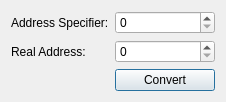
This is XDBF/addressconverter.ui in hetelek/XDBF-Manager as Qt 5 draws it before an edit. The edited form follows.
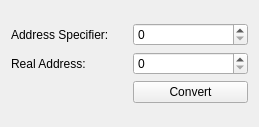
This is the edited form. Icons and pictures are not drawn.

The edit to the form file:
```diff
--- a/XDBF/addressconverter.ui
+++ b/XDBF/addressconverter.ui
@@ -6,8 +6,8 @@
    <rect>
     <x>0</x>
     <y>0</y>
-    <width>226</width>
-    <height>96</height>
+    <width>259</width>
+    <height>127</height>
    </rect>
   </property>
   <property name="windowTitle">
@@ -71,6 +71,9 @@
         <iconset resource="images.qrc">
          <normaloff>:/images/convert.png</normaloff>:/images/convert.png</iconset>
        </property>
+       <property name="autoDefault">
+        <bool>false</bool>
+       </property>
       </widget>
      </item>
     </layout>
```
